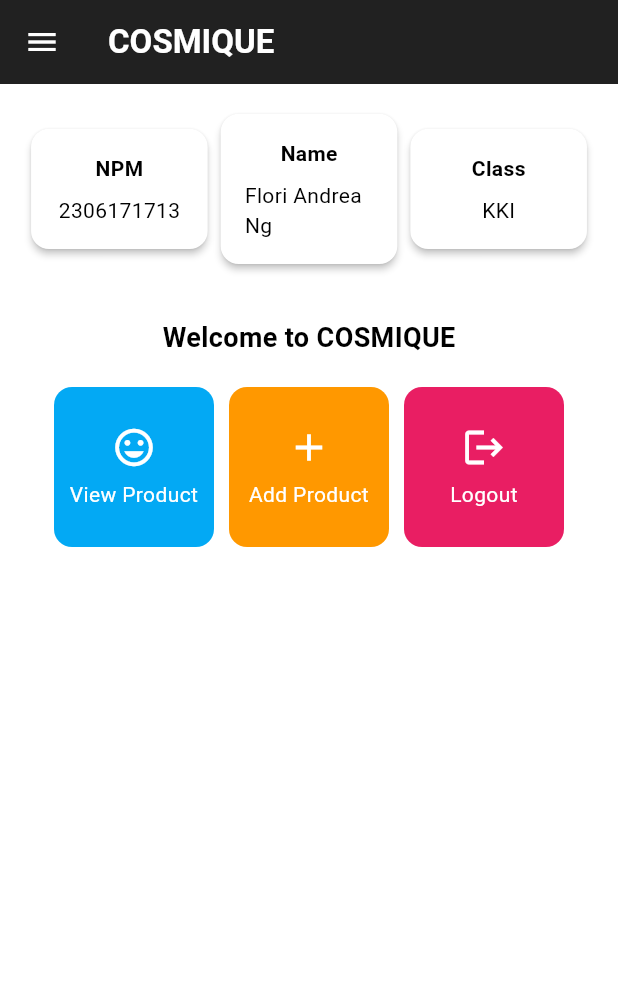
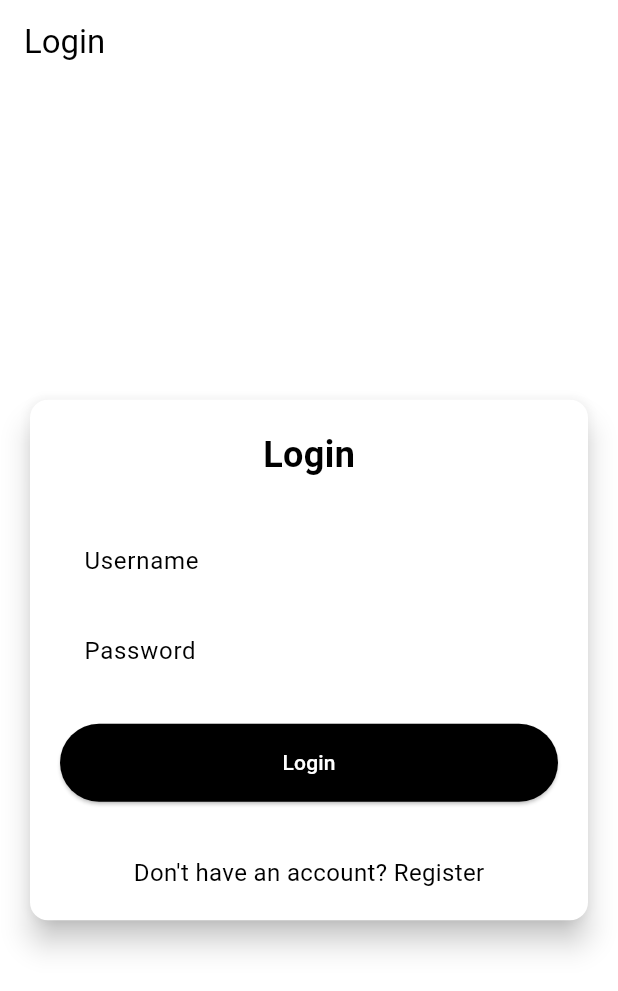
Before and after one commit to Mcflurrins/cosmique, a Flutter app: the screen it shows after launch, on a phone screen of 412 x 824 dp. Shown: the top 991 px of the screen. Run offline on Flutter 3.47's test engine with Material 3 defaults, Android fonts, the phone set to English and light mode, and no system bars; missing offline and left inert: pbp_django_auth.

Commit message:
Assignment 8 - Authentication, Product List, Adding Products

```diff
--- a/cosmique/lib/main.dart
+++ b/cosmique/lib/main.dart
@@ -1,5 +1,8 @@
 import 'package:flutter/material.dart';
-import 'package:cosmique/screens/menu.dart';
+import 'package:pbp_django_auth/pbp_django_auth.dart';
+import 'package:provider/provider.dart';
+
+import 'screens/login.dart';
 
 void main() {
   runApp(const MyApp());
@@ -11,7 +14,12 @@
   // This widget is the root of your application.
   @override
   Widget build(BuildContext context) {
-    return MaterialApp(
+    return Provider(
+      create: (_) {
+        CookieRequest request = CookieRequest();
+        return request;
+      },
+    child: MaterialApp(
       title: 'Cosmique',
       debugShowCheckedModeBanner: false,
       theme: ThemeData(
@@ -21,7 +29,8 @@
       ),
         useMaterial3: true,
       ),
-      home: MyHomePage(),
+      home: LoginPage(),
+    ),
     );
   }
 }
--- /dev/null
+++ b/cosmique/lib/screens/login.dart
@@ -0,0 +1,179 @@
+import 'package:cosmique/screens/menu.dart';
+import 'package:cosmique/screens/register.dart';
+import 'package:flutter/material.dart';
+import 'package:pbp_django_auth/pbp_django_auth.dart';
+import 'package:provider/provider.dart';
+// TODO: Import RegisterPage later
+
+void main() {
+  runApp(const LoginApp());
+}
+
+class LoginApp extends StatelessWidget {
+  const LoginApp({super.key});
+
+  @override
+  Widget build(BuildContext context) {
+    return MaterialApp(
+      title: 'Login',
+      theme: ThemeData(
+        useMaterial3: true,
+        colorScheme: ColorScheme.fromSwatch(
+          primarySwatch: Colors.deepPurple,
+        ).copyWith(secondary: Colors.deepPurple[400]),
+      ),
+      home: const LoginPage(),
+    );
+  }
+}
+
+class LoginPage extends StatefulWidget {
+  const LoginPage({super.key});
+
+  @override
+  State<LoginPage> createState() => _LoginPageState();
+}
+
+class _LoginPageState extends State<LoginPage> {
+  final TextEditingController _usernameController = TextEditingController();
+  final TextEditingController _passwordController = TextEditingController();
+
+  @override
+  Widget build(BuildContext context) {
+    final request = context.watch<CookieRequest>();
+
+    return Scaffold(
+      appBar: AppBar(
+        title: const Text('Login'),
+      ),
+      body: Center(
+        child: SingleChildScrollView(
+          padding: const EdgeInsets.all(16.0),
+          child: Card(
+            elevation: 8,
+            shape: RoundedRectangleBorder(
+              borderRadius: BorderRadius.circular(12.0),
+            ),
+            child: Padding(
+              padding: const EdgeInsets.all(20.0),
+              child: Column(
+                mainAxisSize: MainAxisSize.min,
+                children: [
+                  const Text(
+                    'Login',
+                    style: TextStyle(
+                      fontSize: 24.0,
+                      fontWeight: FontWeight.bold,
+                    ),
+                  ),
+                  const SizedBox(height: 30.0),
+                  TextField(
+                    controller: _usernameController,
+                    decoration: const InputDecoration(
+                      labelText: 'Username',
+                      hintText: 'Enter your username',
+                      border: OutlineInputBorder(
+                        borderRadius: BorderRadius.all(Radius.circular(12.0)),
+                      ),
+                      contentPadding:
+                          EdgeInsets.symmetric(horizontal: 12.0, vertical: 8.0),
+                    ),
+                  ),
+                  const SizedBox(height: 12.0),
+                  TextField(
+                    controller: _passwordController,
+                    decoration: const InputDecoration(
+                      labelText: 'Password',
+                      hintText: 'Enter your password',
+                      border: OutlineInputBorder(
+                        borderRadius: BorderRadius.all(Radius.circular(12.0)),
+                      ),
+                      contentPadding:
+                          EdgeInsets.symmetric(horizontal: 12.0, vertical: 8.0),
+                    ),
+                    obscureText: true,
+                  ),
+                  const SizedBox(height: 24.0),
+                  ElevatedButton(
+                    onPressed: () async {
+                      String username = _usernameController.text;
+                      String password = _passwordController.text;
+
+                      // Check credentials
+                      final response = await request
+                          .login("http://localhost:8000/auth/login/", {
+                        'username': username,
+                        'password': password,
+                      });
+
+                      if (request.loggedIn) {
+                        String message = response['message'];
+                        String uname = response['username'];
+                        if (context.mounted) {
+                          Navigator.pushReplacement(
+                            context,
+                            MaterialPageRoute(
+                                builder: (context) => MyHomePage()),
+                          );
+                          ScaffoldMessenger.of(context)
+                            ..hideCurrentSnackBar()
+                            ..showSnackBar(
+                              SnackBar(
+                                  content:
+                                      Text("$message Welcome, $uname.")),
+                            );
+                        }
+                      } else {
+                        if (context.mounted) {
+                          showDialog(
+                            context: context,
+                            builder: (context) => AlertDialog(
+                              title: const Text('Login Failed'),
+                              content: Text(response['message']),
+                              actions: [
+                                TextButton(
+                                  child: const Text('OK'),
+                                  onPressed: () {
+                                    Navigator.pop(context);
+                                  },
+                                ),
+                              ],
+                            ),
+                          );
+                        }
+                      }
+                    },
+                    style: ElevatedButton.styleFrom(
+                      foregroundColor: Colors.white,
+                      minimumSize: Size(double.infinity, 50),
+                      backgroundColor: Theme.of(context).colorScheme.primary,
+                      padding: const EdgeInsets.symmetric(vertical: 16.0),
+                    ),
+                    child: const Text('Login'),
+                  ),
+                  const SizedBox(height: 36.0),
+                  GestureDetector(
+                    onTap: () {
+                      Navigator.push(
+                        context,
+                        MaterialPageRoute(
+                            builder: (context) => const RegisterPage()),
+                      );
+                    },
+                    child: Text(
+                      'Don\'t have an account? Register',
+                      style: TextStyle(
+                        color: Theme.of(context).colorScheme.primary,
+                        fontSize: 16.0,
+                      ),
+                    ),
+                  ),
+                ],
+              ),
+            ),
+          ),
+        ),
+      ),
+    );
+  }
+}
--- a/cosmique/pubspec.yaml
+++ b/cosmique/pubspec.yaml
@@ -35,6 +35,9 @@
   # The following adds the Cupertino Icons font to your application.
   # Use with the CupertinoIcons class for iOS style icons.
   cupertino_icons: ^1.0.8
+  provider: ^6.1.2
+  pbp_django_auth: ^0.4.0
+  http: ^1.2.2
 
 dev_dependencies:
   flutter_test:
```
Also changed, not shown: cosmique/lib/models/product_entry.dart (added, +61 -0 lines), cosmique/lib/screens/list_productentry.dart (added, +87 -0 lines), cosmique/lib/screens/productentry_form.dart (+39 -33 lines), cosmique/lib/screens/register.dart (added, +163 -0 lines), cosmique/lib/widgets/left_drawer.dart (+22 -6 lines), cosmique/lib/widgets/product_card.dart (+37 -6 lines), cosmique/pubspec.lock, 2 other files.
